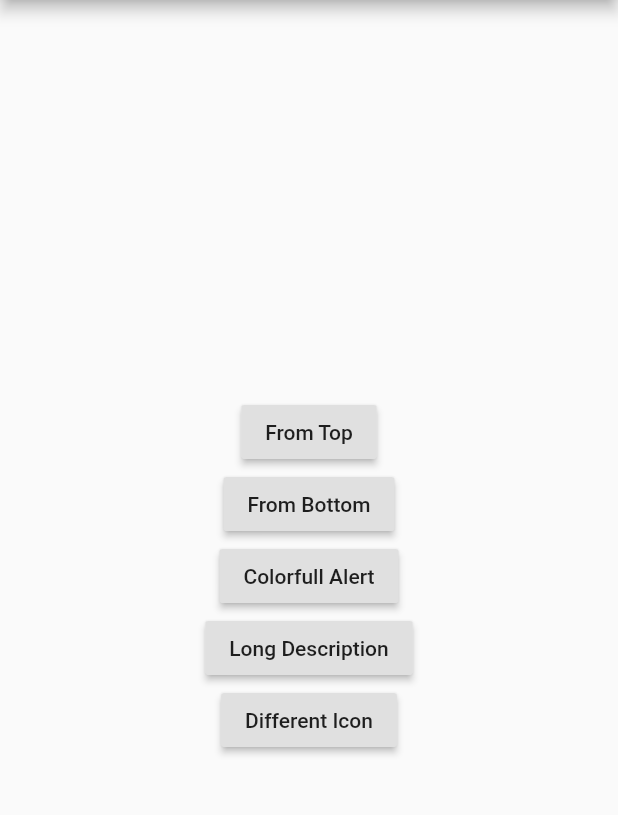
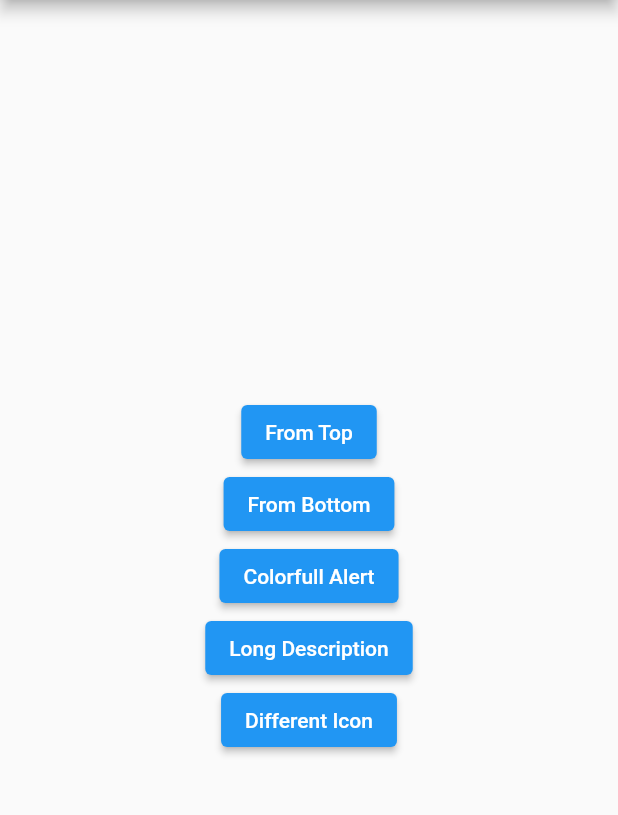
Before and after one commit to mohamed6996/EdgeAlert, a Flutter app: the screen it shows after launch, after a tap on "From Top", after a tap on "From Bottom", on a phone screen of 412 x 824 dp, the part 84-899 px from its top. Run offline on Flutter 3.47's test engine with Material 2 defaults, Android fonts, the phone set to English and light mode, and no system bars.

Commit message:
null safety

```diff
--- a/example/lib/main.dart
+++ b/example/lib/main.dart
@@ -17,7 +17,7 @@ class MyApp extends StatelessWidget {
 }
 
 class MyHomePage extends StatefulWidget {
-  MyHomePage({Key key, this.title}) : super(key: key);
+  MyHomePage({Key? key, required this.title}) : super(key: key);
   final String title;
 
   @override
@@ -31,6 +31,9 @@ class _MyHomePageState extends State<MyHomePage> {
   void _showAlert(bool isFromTop) {
     EdgeAlert.show(context,
         title: 'Title',
+        backgroundColor: Colors.grey,
+        duration: EdgeAlert.LENGTH_SHORT,
+        icon: Icons.error,
         description: 'Description',
         gravity: isFromTop ? EdgeAlert.TOP : EdgeAlert.BOTTOM);
   }
@@ -38,6 +41,8 @@ class _MyHomePageState extends State<MyHomePage> {
   void _colorfullAlert() {
     EdgeAlert.show(context,
         title: 'Title',
+        icon: Icons.error,
+        duration: EdgeAlert.LENGTH_SHORT,
         description: 'Description',
         gravity: EdgeAlert.TOP,
         backgroundColor: Colors.red);
@@ -48,18 +53,21 @@ class _MyHomePageState extends State<MyHomePage> {
       context,
       title: 'Title',
       description: longDesc,
+      backgroundColor: Colors.red,
+      duration: EdgeAlert.BOTTOM,
+      icon: Icons.verified,
       gravity: EdgeAlert.TOP,
     );
   }
 
   void _differentIcon() {
-    EdgeAlert.show(
-      context,
-      title: 'Title',
-      description: 'Description',
-      gravity: EdgeAlert.TOP,
-      icon: Icons.disc_full
-    );
+    EdgeAlert.show(context,
+        title: 'Title',
+        backgroundColor: Colors.green,
+        duration: EdgeAlert.LENGTH_LONG,
+        description: 'Description',
+        gravity: EdgeAlert.TOP,
+        icon: Icons.disc_full);
   }
 
   @override
@@ -72,32 +80,31 @@ class _MyHomePageState extends State<MyHomePage> {
         child: Column(
           mainAxisAlignment: MainAxisAlignment.center,
           children: <Widget>[
-            RaisedButton(
+            ElevatedButton(
               onPressed: () {
                 _showAlert(true);
               },
               child: Text('From Top'),
             ),
-            RaisedButton(
+            ElevatedButton(
               onPressed: () {
                 _showAlert(false);
               },
               child: Text('From Bottom'),
             ),
-            RaisedButton(
+            ElevatedButton(
               onPressed: () {
                 _colorfullAlert();
               },
               child: Text('Colorfull Alert'),
             ),
-            RaisedButton(
+            ElevatedButton(
               onPressed: () {
                 _longDescAlert();
               },
               child: Text('Long Description'),
             ),
-
-             RaisedButton(
+            ElevatedButton(
               onPressed: () {
                 _differentIcon();
               },
--- a/example/pubspec.yaml
+++ b/example/pubspec.yaml
@@ -8,13 +8,15 @@ description: A new Flutter project.
 # build by specifying --build-name and --build-number, respectively.
 # Read more about versioning at semver.org.
 version: 1.0.0+1
+publish_to: 'none'
 
 environment:
-  sdk: ">=2.0.0-dev.68.0 <3.0.0"
+  sdk: ">=2.12.0 <3.0.0"
 
 dependencies:
   flutter:
     sdk: flutter
+
 
 
   edge_alert:
--- a/lib/edge_alert.dart
+++ b/lib/edge_alert.dart
@@ -3,20 +3,20 @@ library edge_alert;
 import 'package:flutter/material.dart';
 
 class EdgeAlert {
-  static final int LENGTH_SHORT = 1; //1 seconds
-  static final int LENGTH_LONG = 2; // 2 seconds
-  static final int LENGTH_VERY_LONG = 3; // 3 seconds
+  static const LENGTH_SHORT = 1; //1 seconds
+  static const LENGTH_LONG = 2; // 2 seconds
+  static const LENGTH_VERY_LONG = 3; // 3 seconds
 
-  static final int TOP = 1;
-  static final int BOTTOM = 2;
+  static const TOP = 1;
+  static const BOTTOM = 2;
 
   static void show(BuildContext context,
-      {String title,
-      String description,
-      int duration,
-      int gravity,
-      Color backgroundColor,
-      IconData icon}) {
+      {required String title,
+      required String description,
+      required int duration,
+      required int gravity,
+      required Color backgroundColor,
+      required IconData icon}) {
     OverlayView.createView(context,
         title: title,
         description: description,
@@ -28,7 +28,7 @@ class EdgeAlert {
 }
 
 class OverlayView {
-  static final OverlayView _singleton = new OverlayView._internal();
+  static final OverlayView _singleton = OverlayView._internal();
 
   factory OverlayView() {
     return _singleton;
@@ -36,17 +36,17 @@ class OverlayView {
 
   OverlayView._internal();
 
-  static OverlayState _overlayState;
-  static OverlayEntry _overlayEntry;
+  static OverlayState? _overlayState;
+  static late OverlayEntry _overlayEntry;
   static bool _isVisible = false;
 
   static void createView(BuildContext context,
-      {String title,
-      String description,
-      int duration,
-      int gravity,
-      Color backgroundColor,
-      IconData icon}) {
+      {required String title,
+      required String description,
+      required int duration,
+      required int gravity,
+      required Color backgroundColor,
+      required IconData icon}) {
     _overlayState = Navigator.of(context).overlay;
 
     if (!_isVisible) {
@@ -56,15 +56,14 @@ class OverlayView {
         return EdgeOverlay(
           title: title,
           description: description,
-          overlayDuration: duration == null ? EdgeAlert.LENGTH_SHORT : duration,
-          gravity: gravity == null ? EdgeAlert.TOP : gravity,
-          backgroundColor:
-              backgroundColor == null ? Colors.grey : backgroundColor,
-          icon: icon == null ? Icons.notifications : icon,
+          overlayDuration: duration,
+          gravity: gravity,
+          backgroundColor: backgroundColor,
+          icon: icon,
         );
       });
 
-      _overlayState.insert(_overlayEntry);
+      _overlayState?.insert(_overlayEntry);
     }
   }
 
@@ -73,7 +72,7 @@ class OverlayView {
       return;
     }
     _isVisible = false;
-    _overlayEntry?.remove();
+    _overlayEntry.remove();
   }
 }
 
@@ -86,12 +85,12 @@ class EdgeOverlay extends StatefulWidget {
   final IconData icon;
 
   EdgeOverlay(
-      {this.title,
-      this.description,
-      this.overlayDuration,
-      this.gravity,
-      this.backgroundColor,
-      this.icon});
+      {required this.title,
+      required this.description,
+      required this.overlayDuration,
+      required this.gravity,
+      required this.backgroundColor,
+      required this.icon});
 
   @override
   _EdgeOverlayState createState() => _EdgeOverlayState();
@@ -99,9 +98,9 @@ class EdgeOverlay extends StatefulWidget {
 
 class _EdgeOverlayState extends State<EdgeOverlay>
     with SingleTickerProviderStateMixin {
-  AnimationController _controller;
-  Tween<Offset> _positionTween;
-  Animation<Offset> _positionAnimation;
+  late AnimationController _controller;
+  late Tween<Offset> _positionTween;
+  late Animation<Offset> _positionAnimation;
 
   @override
   void initState() {
@@ -111,7 +110,8 @@ class _EdgeOverlayState extends State<EdgeOverlay>
         AnimationController(vsync: this, duration: Duration(milliseconds: 750));
 
     if (widget.gravity == 1) {
-      _positionTween = Tween<Offset>(begin: Offset(0.0, -1.0), end: Offset.zero);
+      _positionTween =
+          Tween<Offset>(begin: Offset(0.0, -1.0), end: Offset.zero);
     } else {
       _positionTween =
           Tween<Offset>(begin: Offset(0.0, 1.0), end: Offset(0.0, 0));
@@ -176,7 +176,8 @@ class OverlayWidget extends StatelessWidget {
   final String description;
   final IconData iconData;
 
-  OverlayWidget({this.title = '', this.description = '', this.iconData});
+  OverlayWidget(
+      {this.title = '', this.description = '', required this.iconData});
 
   @override
   Widget build(BuildContext context) {
@@ -190,18 +191,14 @@ class OverlayWidget extends StatelessWidget {
               child: Column(
             crossAxisAlignment: CrossAxisAlignment.start,
             children: <Widget>[
-              title == null
-                  ? Container()
-                  : Padding(
+              Padding(
                 padding: EdgeInsets.only(bottom: 10),
                 child: Text(
                   title,
                   style: TextStyle(color: Colors.white, fontSize: 22),
                 ),
               ),
-              description == null
-                  ? Container()
-                  : Text(
+              Text(
                 description,
                 style: TextStyle(color: Colors.white, fontSize: 14),
               )
@@ -216,7 +213,7 @@ class OverlayWidget extends StatelessWidget {
 class AnimatedIcon extends StatefulWidget {
   final IconData iconData;
 
-  AnimatedIcon({this.iconData});
+  AnimatedIcon({required this.iconData});
 
   @override
   _AnimatedIconState createState() => _AnimatedIconState();
@@ -224,7 +221,7 @@ class AnimatedIcon extends StatefulWidget {
 
 class _AnimatedIconState extends State<AnimatedIcon>
     with SingleTickerProviderStateMixin {
-  AnimationController _controller;
+  late AnimationController _controller;
 
   @override
   void initState() {
--- a/pubspec.yaml
+++ b/pubspec.yaml
@@ -5,7 +5,7 @@ author: Mohamed Ali <mohamed.ali6996@hotmail.com>
 homepage: https://github.com/mohamed6996/EdgeAlert
 
 environment:
-  sdk: ">=2.0.0-dev.68.0 <3.0.0"
+  sdk: ">=2.12.0-dev.68.0 <3.0.0"
 
 dependencies:
   flutter:
```
Also changed, not shown: pubspec.lock (added), 1 other file. Lines whose indentation alone changed are shown as unchanged.
